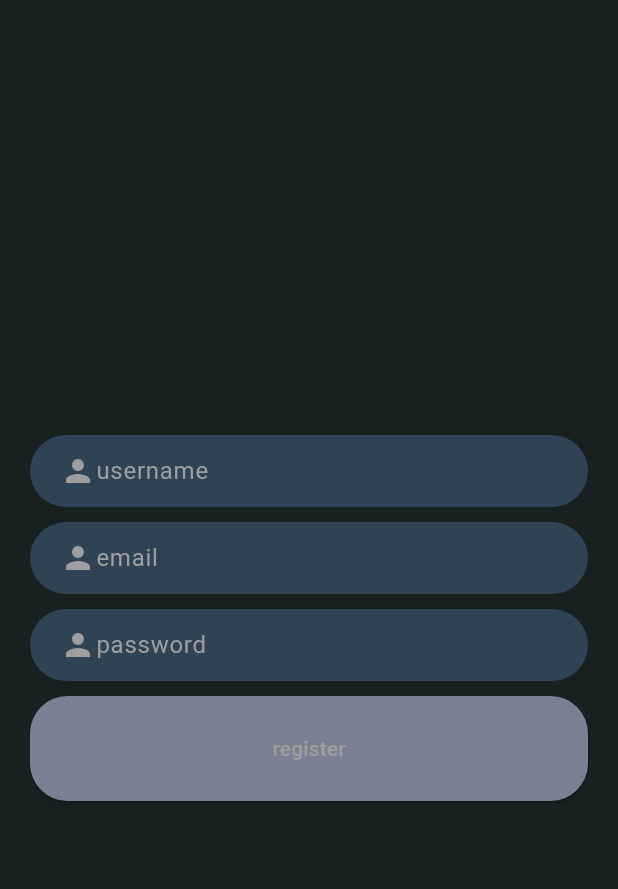
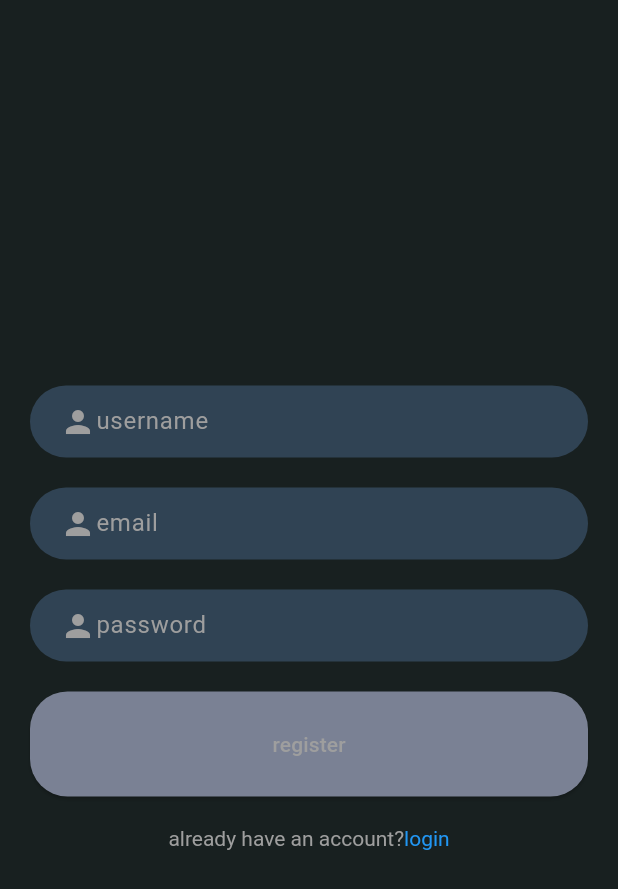
Before and after one commit to Betremariam/fiyori, a Flutter app: the screen it shows after launch, on a phone screen of 412 x 824 dp. Shown: the top 889 px of the screen. Run offline on Flutter 3.47's test engine with Material 3 defaults, Android fonts, the phone set to English and light mode, and no system bars; our stand-ins replace google_fonts.

Commit message:
login text created

```diff
--- a/mobile_app/lib/main.dart
+++ b/mobile_app/lib/main.dart
@@ -1,5 +1,4 @@
 import 'package:flutter/material.dart';
-import 'package:mobile_app/chat_page.dart';
 import 'package:mobile_app/core/theme.dart';
 import 'package:mobile_app/register_page.dart';
 
--- a/mobile_app/lib/register_page.dart
+++ b/mobile_app/lib/register_page.dart
@@ -23,12 +23,14 @@ class _RegisterPageState extends State<RegisterPage> {
             crossAxisAlignment: CrossAxisAlignment.stretch,
             children: [
               _buildInputText('username', Icons.person, usernameController),
-              SizedBox(height: 10),
+              SizedBox(height: 20),
               _buildInputText('email', Icons.person, emailController),
-              SizedBox(height: 10),
+              SizedBox(height: 20),
               _buildInputText('password', Icons.person, passwordController),
-              SizedBox(height: 10),
+              SizedBox(height: 20),
               _buildRegisterButton(),
+              SizedBox(height: 20),
+              _buildLogin(),
             ],
           ),
         ),
@@ -70,6 +72,23 @@ class _RegisterPageState extends State<RegisterPage> {
     );
   }
 
+  Widget _buildLogin() {
+    return Center(
+      child: GestureDetector(
+        onTap: () {},
+        child: RichText(
+          text: TextSpan(
+            text: "already have an account?",
+            style: TextStyle(color: Colors.grey),
+            children: [
+              TextSpan(text: "login", style: TextStyle(color: Colors.blue)),
+            ],
+          ),
+        ),
+      ),
+    );
+  }
+
   Widget _buildRegisterButton() {
     return ElevatedButton(
       onPressed: () {},
```
